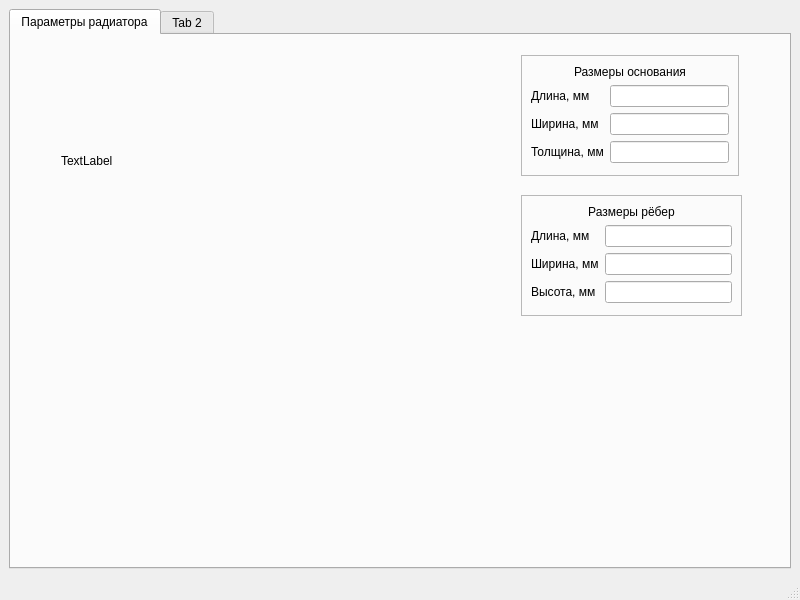
Old version of the form radiator/mainwindow.ui in the repository Danila-Code/cpp-radiator.
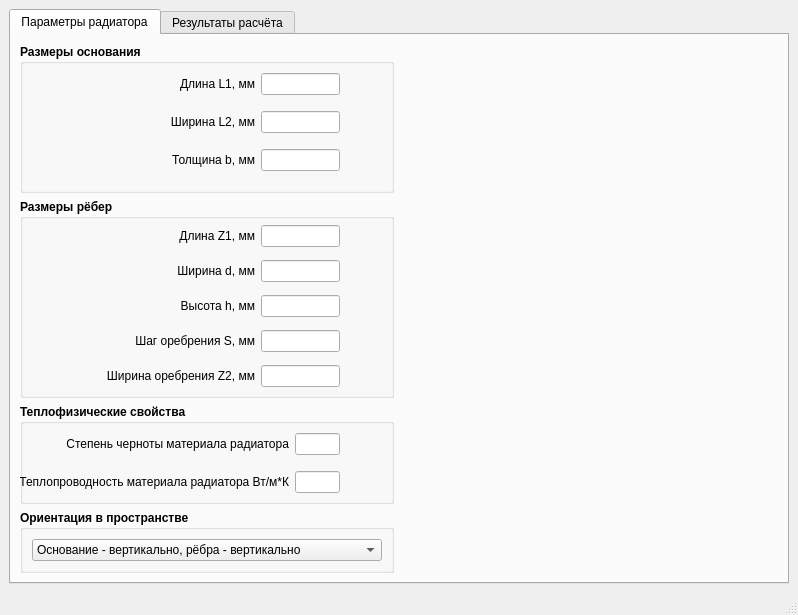
New version of the form. The open tabs and pages were chosen to show the change.

Commit message: improve Qt interface

Patch:
```diff
--- a/radiator/mainwindow.ui
+++ b/radiator/mainwindow.ui
@@ -6,8 +6,8 @@
    <rect>
     <x>0</x>
     <y>0</y>
-    <width>800</width>
-    <height>600</height>
+    <width>798</width>
+    <height>615</height>
    </rect>
   </property>
   <property name="windowTitle">
@@ -15,7 +15,7 @@
   </property>
   <widget class="QWidget" name="centralwidget">
    <layout class="QGridLayout" name="gridLayout">
-    <item row="0" column="1">
+    <item row="1" column="1">
      <widget class="QTabWidget" name="tabWidget">
       <property name="baseSize">
        <size>
@@ -30,152 +30,642 @@
        <attribute name="title">
         <string>Параметры радиатора</string>
        </attribute>
-       <widget class="QFrame" name="fr_base_sizes">
+       <layout class="QGridLayout" name="gridLayout_2">
+        <item row="3" column="0">
+         <layout class="QGridLayout" name="gridLayout_3" rowstretch="3,4,2,1,0" columnstretch="1,1,0" rowminimumheight="0,0,0,0,0" columnminimumwidth="0,0,0">
+          <property name="horizontalSpacing">
+           <number>10</number>
+          </property>
+          <item row="0" column="0">
+           <widget class="QGroupBox" name="gb_base_size">
+            <property name="font">
+             <font>
+              <bold>true</bold>
+             </font>
+            </property>
+            <property name="title">
+             <string>Размеры основания</string>
+            </property>
+            <widget class="QWidget" name="gridLayoutWidget_2">
+             <property name="geometry">
+              <rect>
+               <x>-1</x>
+               <y>19</y>
+               <width>371</width>
+               <height>121</height>
+              </rect>
+             </property>
+             <layout class="QGridLayout" name="gridLayout_4" columnstretch="3,1">
+              <property name="rightMargin">
+               <number>50</number>
+              </property>
+              <property name="horizontalSpacing">
+               <number>6</number>
+              </property>
+              <item row="1" column="0">
+               <widget class="QLabel" name="lbl_base_width">
+                <property name="font">
+                 <font>
+                  <bold>false</bold>
+                 </font>
+                </property>
+                <property name="text">
+                 <string>Ширина L2, мм</string>
+                </property>
+                <property name="alignment">
+                 <set>Qt::AlignmentFlag::AlignRight|Qt::AlignmentFlag::AlignTrailing|Qt::AlignmentFlag::AlignVCenter</set>
+                </property>
+               </widget>
+              </item>
+              <item row="2" column="1">
+               <widget class="QLineEdit" name="le_base_height">
+                <property name="sizePolicy">
+                 <sizepolicy hsizetype="Preferred" vsizetype="Fixed">
+                  <horstretch>0</horstretch>
+                  <verstretch>0</verstretch>
+                 </sizepolicy>
+                </property>
+                <property name="font">
+                 <font>
+                  <bold>false</bold>
+                 </font>
+                </property>
+               </widget>
+              </item>
+              <item row="0" column="1">
+               <widget class="QLineEdit" name="le_base_length">
+                <property name="sizePolicy">
+                 <sizepolicy hsizetype="Preferred" vsizetype="Fixed">
+                  <horstretch>0</horstretch>
+                  <verstretch>0</verstretch>
+                 </sizepolicy>
+                </property>
+                <property name="font">
+                 <font>
+                  <bold>false</bold>
+                 </font>
+                </property>
+               </widget>
+              </item>
+              <item row="0" column="0">
+               <widget class="QLabel" name="lbl_base_length">
+                <property name="sizePolicy">
+                 <sizepolicy hsizetype="Preferred" vsizetype="Preferred">
+                  <horstretch>0</horstretch>
+                  <verstretch>0</verstretch>
+                 </sizepolicy>
+                </property>
+                <property name="font">
+                 <font>
+                  <bold>false</bold>
+                 </font>
+                </property>
+                <property name="text">
+                 <string>Длина L1, мм</string>
+                </property>
+                <property name="alignment">
+                 <set>Qt::AlignmentFlag::AlignRight|Qt::AlignmentFlag::AlignTrailing|Qt::AlignmentFlag::AlignVCenter</set>
+                </property>
+               </widget>
+              </item>
+              <item row="1" column="1">
+               <widget class="QLineEdit" name="le_base_width">
+                <property name="sizePolicy">
+                 <sizepolicy hsizetype="Preferred" vsizetype="Fixed">
+                  <horstretch>0</horstretch>
+                  <verstretch>0</verstretch>
+                 </sizepolicy>
+                </property>
+                <property name="font">
+                 <font>
+                  <bold>false</bold>
+                 </font>
+                </property>
+               </widget>
+              </item>
+              <item row="2" column="0">
+               <widget class="QLabel" name="lbl_base_height">
+                <property name="font">
+                 <font>
+                  <bold>false</bold>
+                 </font>
+                </property>
+                <property name="text">
+                 <string>Толщина b, мм</string>
+                </property>
+                <property name="alignment">
+                 <set>Qt::AlignmentFlag::AlignRight|Qt::AlignmentFlag::AlignTrailing|Qt::AlignmentFlag::AlignVCenter</set>
+                </property>
+               </widget>
+              </item>
+             </layout>
+            </widget>
+           </widget>
+          </item>
+          <item row="1" column="0">
+           <widget class="QGroupBox" name="gb_fin_size">
+            <property name="font">
+             <font>
+              <bold>true</bold>
+             </font>
+            </property>
+            <property name="title">
+             <string>Размеры рёбер</string>
+            </property>
+            <widget class="QWidget" name="gridLayoutWidget_3">
+             <property name="geometry">
+              <rect>
+               <x>-1</x>
+               <y>19</y>
+               <width>371</width>
+               <height>181</height>
+              </rect>
+             </property>
+             <layout class="QGridLayout" name="gridLayout_6" columnstretch="3,1">
+              <property name="rightMargin">
+               <number>50</number>
+              </property>
+              <item row="0" column="1">
+               <widget class="QLineEdit" name="le_fin_length">
+                <property name="sizePolicy">
+                 <sizepolicy hsizetype="Preferred" vsizetype="Fixed">
+                  <horstretch>0</horstretch>
+                  <verstretch>0</verstretch>
+                 </sizepolicy>
+                </property>
+                <property name="font">
+                 <font>
+                  <bold>false</bold>
+                 </font>
+                </property>
+               </widget>
+              </item>
+              <item row="0" column="0">
+               <widget class="QLabel" name="lbl_fin_length">
+                <property name="font">
+                 <font>
+                  <bold>false</bold>
+                 </font>
+                </property>
+                <property name="text">
+                 <string>Длина Z1, мм</string>
+                </property>
+                <property name="alignment">
+                 <set>Qt::AlignmentFlag::AlignRight|Qt::AlignmentFlag::AlignTrailing|Qt::AlignmentFlag::AlignVCenter</set>
+                </property>
+               </widget>
+              </item>
+              <item row="3" column="0">
+               <widget class="QLabel" name="lbl_fin_step">
+                <property name="font">
+                 <font>
+                  <bold>false</bold>
+                 </font>
+                </property>
+                <property name="text">
+                 <string>Шаг оребрения S, мм</string>
+                </property>
+                <property name="alignment">
+                 <set>Qt::AlignmentFlag::AlignRight|Qt::AlignmentFlag::AlignTrailing|Qt::AlignmentFlag::AlignVCenter</set>
+                </property>
+               </widget>
+              </item>
+              <item row="3" column="1">
+               <widget class="QLineEdit" name="le_fin_step">
+                <property name="font">
+                 <font>
+                  <bold>false</bold>
+                 </font>
+                </property>
+               </widget>
+              </item>
+              <item row="1" column="1">
+               <widget class="QLineEdit" name="le_fin_width">
+                <property name="sizePolicy">
+                 <sizepolicy hsizetype="Preferred" vsizetype="Fixed">
+                  <horstretch>0</horstretch>
+                  <verstretch>0</verstretch>
+                 </sizepolicy>
+                </property>
+                <property name="font">
+                 <font>
+                  <bold>false</bold>
+                 </font>
+                </property>
+               </widget>
+              </item>
+              <item row="2" column="0">
+               <widget class="QLabel" name="lbl_fin_height">
+                <property name="font">
+                 <font>
+                  <bold>false</bold>
+                 </font>
+                </property>
+                <property name="text">
+                 <string>Высота h, мм</string>
+                </property>
+                <property name="alignment">
+                 <set>Qt::AlignmentFlag::AlignRight|Qt::AlignmentFlag::AlignTrailing|Qt::AlignmentFlag::AlignVCenter</set>
+                </property>
+               </widget>
+              </item>
+              <item row="1" column="0">
+               <widget class="QLabel" name="lbl_fin_width">
+                <property name="font">
+                 <font>
+                  <bold>false</bold>
+                 </font>
+                </property>
+                <property name="text">
+                 <string>Ширина d, мм</string>
+                </property>
+                <property name="alignment">
+                 <set>Qt::AlignmentFlag::AlignRight|Qt::AlignmentFlag::AlignTrailing|Qt::AlignmentFlag::AlignVCenter</set>
+                </property>
+               </widget>
+              </item>
+              <item row="2" column="1">
+               <widget class="QLineEdit" name="le_fin_height">
+                <property name="font">
+                 <font>
+                  <bold>false</bold>
+                 </font>
+                </property>
+               </widget>
+              </item>
+              <item row="4" column="0">
+               <widget class="QLabel" name="lbl_fin_area_width">
+                <property name="font">
+                 <font>
+                  <bold>false</bold>
+                 </font>
+                </property>
+                <property name="text">
+                 <string>Ширина оребрения Z2, мм</string>
+                </property>
+                <property name="alignment">
+                 <set>Qt::AlignmentFlag::AlignRight|Qt::AlignmentFlag::AlignTrailing|Qt::AlignmentFlag::AlignVCenter</set>
+                </property>
+               </widget>
+              </item>
+              <item row="4" column="1">
+               <widget class="QLineEdit" name="le_fin_area_width">
+                <property name="font">
+                 <font>
+                  <bold>false</bold>
+                 </font>
+                </property>
+               </widget>
+              </item>
+             </layout>
+            </widget>
+           </widget>
+          </item>
+          <item row="2" column="0">
+           <widget class="QGroupBox" name="gb_thermal_params">
+            <property name="font">
+             <font>
+              <bold>true</bold>
+             </font>
+            </property>
+            <property name="title">
+             <string>Теплофизические свойства</string>
+            </property>
+            <widget class="QWidget" name="gridLayoutWidget_4">
+             <property name="geometry">
+              <rect>
+               <x>-1</x>
+               <y>19</y>
+               <width>371</width>
+               <height>81</height>
+              </rect>
+             </property>
+             <layout class="QGridLayout" name="gridLayout_7" columnstretch="3,1">
+              <property name="rightMargin">
+               <number>50</number>
+              </property>
+              <item row="1" column="0">
+               <widget class="QLabel" name="lbl_conductivity">
+                <property name="font">
+                 <font>
+                  <bold>false</bold>
+                 </font>
+                </property>
+                <property name="text">
+                 <string>Теплопроводность материала радиатора Вт/м*К</string>
+                </property>
+                <property name="alignment">
+                 <set>Qt::AlignmentFlag::AlignRight|Qt::AlignmentFlag::AlignTrailing|Qt::AlignmentFlag::AlignVCenter</set>
+                </property>
+               </widget>
+              </item>
+              <item row="0" column="0">
+               <widget class="QLabel" name="lbl_blackness">
+                <property name="font">
+                 <font>
+                  <bold>false</bold>
+                 </font>
+                </property>
+                <property name="text">
+                 <string>Степень черноты материала радиатора</string>
+                </property>
+                <property name="textFormat">
+                 <enum>Qt::TextFormat::AutoText</enum>
+                </property>
+                <property name="alignment">
+                 <set>Qt::AlignmentFlag::AlignRight|Qt::AlignmentFlag::AlignTrailing|Qt::AlignmentFlag::AlignVCenter</set>
+                </property>
+               </widget>
+              </item>
+              <item row="0" column="1">
+               <widget class="QLineEdit" name="led_blackness">
+                <property name="font">
+                 <font>
+                  <bold>false</bold>
+                 </font>
+                </property>
+               </widget>
+              </item>
+              <item row="1" column="1">
+               <widget class="QLineEdit" name="led_conductivity">
+                <property name="font">
+                 <font>
+                  <bold>false</bold>
+                 </font>
+                </property>
+               </widget>
+              </item>
+             </layout>
+            </widget>
+           </widget>
+          </item>
+          <item row="3" column="0">
+           <widget class="QGroupBox" name="gb_orientation">
+            <property name="font">
+             <font>
+              <bold>true</bold>
+             </font>
+            </property>
+            <property name="title">
+             <string>Ориентация в пространстве</string>
+            </property>
+            <layout class="QVBoxLayout" name="verticalLayout">
+             <item>
+              <widget class="QComboBox" name="cb_orientation">
+               <property name="font">
+                <font>
+                 <bold>false</bold>
+                </font>
+               </property>
+               <item>
+                <property name="text">
+                 <string>Основание - вертикально, рёбра - вертикально</string>
+                </property>
+               </item>
+               <item>
+                <property name="text">
+                 <string>Основание - вертикально, рёбра - горизонтально</string>
+                </property>
+               </item>
+               <item>
+                <property name="text">
+                 <string>Основание - горизонтально, рёбра - вверх</string>
+                </property>
+               </item>
+               <item>
+                <property name="text">
+                 <string>Основание - горизонтально, рёбра - вниз</string>
+                </property>
+               </item>
+              </widget>
+             </item>
+            </layout>
+           </widget>
+          </item>
+          <item row="0" column="1" rowspan="2">
+           <widget class="QLabel" name="lbl_image">
+            <property name="minimumSize">
+             <size>
+              <width>200</width>
+              <height>100</height>
+             </size>
+            </property>
+            <property name="maximumSize">
+             <size>
+              <width>407</width>
+              <height>284</height>
+             </size>
+            </property>
+            <property name="baseSize">
+             <size>
+              <width>407</width>
+              <height>284</height>
+             </size>
+            </property>
+            <property name="text">
+             <string/>
+            </property>
+           </widget>
+          </item>
+         </layout>
+        </item>
+       </layout>
+      </widget>
+      <widget class="QWidget" name="tb_radiator_results">
+       <attribute name="title">
+        <string>Результаты расчёта</string>
+       </attribute>
+       <widget class="QPushButton" name="pb_calculate">
         <property name="geometry">
          <rect>
-          <x>510</x>
-          <y>20</y>
-          <width>218</width>
-          <height>121</height>
+          <x>10</x>
+          <y>110</y>
+          <width>461</width>
+          <height>21</height>
          </rect>
-        </property>
-        <property name="frameShape">
-         <enum>QFrame::Shape::StyledPanel</enum>
-        </property>
-        <property name="frameShadow">
-         <enum>QFrame::Shadow::Raised</enum>
-        </property>
-        <layout class="QFormLayout" name="formLayout">
-         <item row="1" column="0">
-          <widget class="QLabel" name="lbl_base_length">
-           <property name="text">
-            <string>Длина, мм</string>
-           </property>
-          </widget>
-         </item>
-         <item row="1" column="1">
-          <widget class="QLineEdit" name="le_base_length"/>
-         </item>
-         <item row="2" column="0">
-          <widget class="QLabel" name="lbl_base_width">
-           <property name="text">
-            <string>Ширина, мм</string>
-           </property>
-          </widget>
-         </item>
-         <item row="2" column="1">
-          <widget class="QLineEdit" name="le_base_width"/>
-         </item>
-         <item row="3" column="0">
-          <widget class="QLabel" name="lbl_base_height">
-           <property name="text">
-            <string>Толщина, мм</string>
-           </property>
-          </widget>
-         </item>
-         <item row="3" column="1">
-          <widget class="QLineEdit" name="le_base_height"/>
-         </item>
-         <item row="0" column="0" colspan="2">
-          <widget class="QLabel" name="lbl_base_sizes">
-           <property name="text">
-            <string>Размеры основания</string>
-           </property>
-           <property name="alignment">
-            <set>Qt::AlignmentFlag::AlignCenter</set>
-           </property>
-          </widget>
-         </item>
-        </layout>
-       </widget>
-       <widget class="QFrame" name="fr_fin_sizes">
-        <property name="geometry">
-         <rect>
-          <x>510</x>
-          <y>160</y>
-          <width>221</width>
-          <height>121</height>
-         </rect>
-        </property>
-        <property name="frameShape">
-         <enum>QFrame::Shape::StyledPanel</enum>
-        </property>
-        <property name="frameShadow">
-         <enum>QFrame::Shadow::Raised</enum>
-        </property>
-        <layout class="QFormLayout" name="formLayout_2">
-         <item row="1" column="0">
-          <widget class="QLabel" name="lbl_fin_length">
-           <property name="text">
-            <string>Длина, мм</string>
-           </property>
-          </widget>
-         </item>
-         <item row="1" column="1">
-          <widget class="QLineEdit" name="le_fin_length"/>
-         </item>
-         <item row="2" column="0">
-          <widget class="QLabel" name="lbl_fin_width">
-           <property name="text">
-            <string>Ширина, мм</string>
-           </property>
-          </widget>
-         </item>
-         <item row="2" column="1">
-          <widget class="QLineEdit" name="le_fin_width"/>
-         </item>
-         <item row="3" column="0">
-          <widget class="QLabel" name="lbl_fin_height">
-           <property name="text">
-            <string>Высота, мм</string>
-           </property>
-          </widget>
-         </item>
-         <item row="3" column="1">
-          <widget class="QLineEdit" name="le_fin_height"/>
-         </item>
-         <item row="0" column="0" colspan="2">
-          <widget class="QLabel" name="lbl_fin_sizes">
-           <property name="text">
-            <string>Размеры рёбер</string>
-           </property>
-           <property name="alignment">
-            <set>Qt::AlignmentFlag::AlignCenter</set>
-           </property>
-          </widget>
-         </item>
-        </layout>
-       </widget>
-       <widget class="QLabel" name="lbl_image">
-        <property name="geometry">
-         <rect>
-          <x>50</x>
-          <y>40</y>
-          <width>201</width>
-          <height>171</height>
-         </rect>
-        </property>
-        <property name="maximumSize">
-         <size>
-          <width>407</width>
-          <height>284</height>
-         </size>
-        </property>
-        <property name="baseSize">
-         <size>
-          <width>407</width>
-          <height>284</height>
-         </size>
         </property>
         <property name="text">
-         <string>TextLabel</string>
+         <string>Рассчитать</string>
         </property>
        </widget>
-      </widget>
-      <widget class="QWidget" name="tab_2">
-       <attribute name="title">
-        <string>Tab 2</string>
-       </attribute>
+       <widget class="QGroupBox" name="gb_results">
+        <property name="geometry">
+         <rect>
+          <x>0</x>
+          <y>140</y>
+          <width>481</width>
+          <height>241</height>
+         </rect>
+        </property>
+        <property name="font">
+         <font>
+          <bold>true</bold>
+         </font>
+        </property>
+        <property name="title">
+         <string>Результаты расчёта</string>
+        </property>
+        <layout class="QFormLayout" name="formLayout_2">
+         <item row="2" column="0">
+          <widget class="QLabel" name="lbl_temperature">
+           <property name="font">
+            <font>
+             <bold>false</bold>
+            </font>
+           </property>
+           <property name="text">
+            <string>Температура радиатора, °C:</string>
+           </property>
+          </widget>
+         </item>
+         <item row="2" column="1">
+          <widget class="QLabel" name="lbl_t_radiator">
+           <property name="text">
+            <string/>
+           </property>
+          </widget>
+         </item>
+         <item row="0" column="0" colspan="2">
+          <widget class="QTableWidget" name="tb_results">
+           <property name="font">
+            <font>
+             <bold>false</bold>
+            </font>
+           </property>
+           <property name="frameShadow">
+            <enum>QFrame::Shadow::Sunken</enum>
+           </property>
+           <property name="lineWidth">
+            <number>2</number>
+           </property>
+           <property name="alternatingRowColors">
+            <bool>false</bool>
+           </property>
+           <attribute name="horizontalHeaderCascadingSectionResizes">
+            <bool>false</bool>
+           </attribute>
+           <attribute name="horizontalHeaderMinimumSectionSize">
+            <number>130</number>
+           </attribute>
+           <attribute name="horizontalHeaderDefaultSectionSize">
+            <number>130</number>
+           </attribute>
+           <attribute name="horizontalHeaderShowSortIndicator" stdset="0">
+            <bool>false</bool>
+           </attribute>
+           <attribute name="horizontalHeaderStretchLastSection">
+            <bool>true</bool>
+           </attribute>
+           <attribute name="verticalHeaderMinimumSectionSize">
+            <number>20</number>
+           </attribute>
+           <attribute name="verticalHeaderDefaultSectionSize">
+            <number>30</number>
+           </attribute>
+           <attribute name="verticalHeaderStretchLastSection">
+            <bool>true</bool>
+           </attribute>
+           <row>
+            <property name="text">
+             <string>Лучистая от основания</string>
+            </property>
+           </row>
+           <row>
+            <property name="text">
+             <string>Лучистая от рёбер</string>
+            </property>
+           </row>
+           <row>
+            <property name="text">
+             <string>Конвективная от основания</string>
+            </property>
+           </row>
+           <row>
+            <property name="text">
+             <string>Конвективная от рёбер</string>
+            </property>
+           </row>
+           <row>
+            <property name="text">
+             <string>Суммарная</string>
+            </property>
+           </row>
+           <column>
+            <property name="text">
+             <string>Проводимость, Вт/K</string>
+            </property>
+           </column>
+           <column>
+            <property name="text">
+             <string>Мощность, Вт</string>
+            </property>
+           </column>
+          </widget>
+         </item>
+        </layout>
+       </widget>
+       <widget class="QGroupBox" name="gb_initia_data">
+        <property name="geometry">
+         <rect>
+          <x>0</x>
+          <y>10</y>
+          <width>481</width>
+          <height>86</height>
+         </rect>
+        </property>
+        <property name="font">
+         <font>
+          <bold>true</bold>
+         </font>
+        </property>
+        <property name="title">
+         <string>Исходные данные</string>
+        </property>
+        <layout class="QFormLayout" name="formLayout">
+         <item row="0" column="0">
+          <widget class="QLabel" name="lbl_t_env">
+           <property name="font">
+            <font>
+             <bold>false</bold>
+            </font>
+           </property>
+           <property name="text">
+            <string>Температура окружающего воздуха, °C</string>
+           </property>
+          </widget>
+         </item>
+         <item row="0" column="1">
+          <widget class="QLineEdit" name="led_t_env">
+           <property name="font">
+            <font>
+             <bold>false</bold>
+            </font>
+           </property>
+          </widget>
+         </item>
+         <item row="1" column="0">
+          <widget class="QLabel" name="lbl_power">
+           <property name="font">
+            <font>
+             <bold>false</bold>
+            </font>
+           </property>
+           <property name="text">
+            <string>Рассеиваемая мощность, Вт</string>
+           </property>
+          </widget>
+         </item>
+         <item row="1" column="1">
+          <widget class="QLineEdit" name="led_power">
+           <property name="font">
+            <font>
+             <bold>false</bold>
+            </font>
+           </property>
+          </widget>
+         </item>
+        </layout>
+       </widget>
       </widget>
      </widget>
     </item>
```
Left out of the diff: 4 changed lines with no effect on the pictures. The commit also changes 4 other files.
